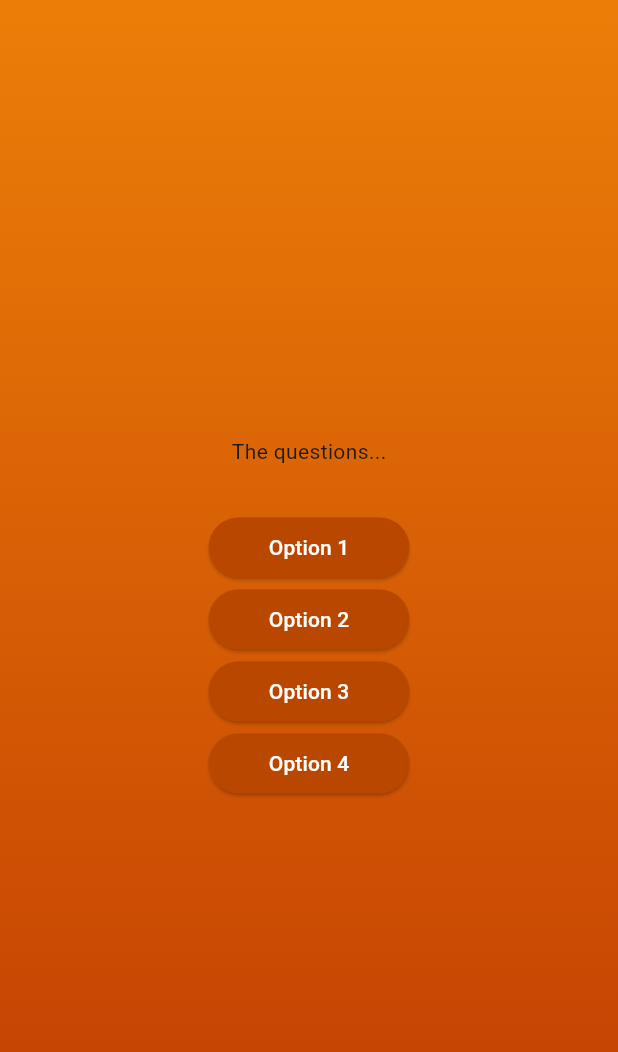
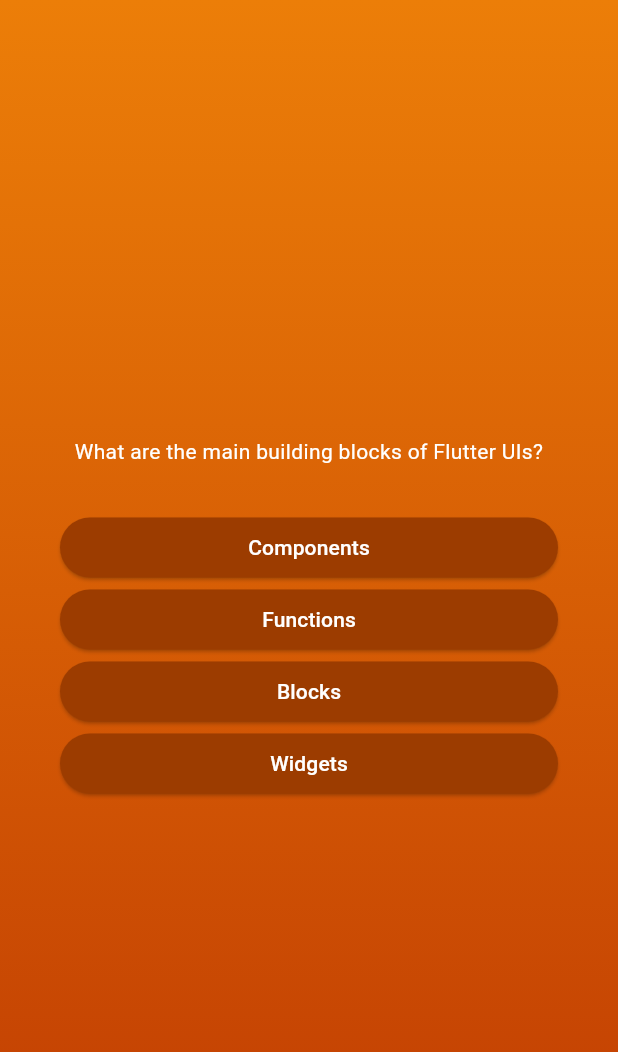
Before and after one commit to dubeyanant/quiz, a Flutter app: the screen it shows after launch, after a tap on "Start Quiz", on a phone screen of 412 x 824 dp. Shown: the top 1052 px of the screen. Run offline on Flutter 3.47's test engine with Material 3 defaults, Android fonts, the phone set to English and light mode, and no system bars.

Commit message:
feat: :sparkles: show shuffle answers

```diff
--- a/lib/answer_button.dart
+++ b/lib/answer_button.dart
@@ -12,7 +12,7 @@ class AnswerButton extends StatelessWidget {
       onPressed: onTap,
       style: ElevatedButton.styleFrom(
           padding: const EdgeInsets.symmetric(horizontal: 40, vertical: 10),
-          backgroundColor: const Color.fromARGB(255, 186, 71, 0),
+          backgroundColor: const Color.fromARGB(255, 156, 60, 0),
           foregroundColor: Colors.white),
       child: Text(answerText),
     );
--- a/lib/models/quiz_question.dart
+++ b/lib/models/quiz_question.dart
@@ -3,4 +3,10 @@ class QuizQuestion {
 
   final String text;
   final List<String> answers;
+
+  List<String> getShuffledAnswers() {
+    final shuffledList = List.of(answers);
+    shuffledList.shuffle();
+    return shuffledList;
+  }
 }
--- a/lib/questions_screen.dart
+++ b/lib/questions_screen.dart
@@ -1,6 +1,7 @@
 import 'package:flutter/material.dart';
 
 import 'package:quiz/answer_button.dart';
+import 'package:quiz/data/questions.dart';
 
 class QuestionsScreen extends StatefulWidget {
   const QuestionsScreen({super.key});
@@ -14,18 +15,27 @@ class QuestionsScreen extends StatefulWidget {
 class _QuestionsScreenState extends State<QuestionsScreen> {
   @override
   Widget build(BuildContext context) {
+    final currentQuestion = questions[0];
+
     return SizedBox(
       width: double.infinity,
-      child: Column(
-        mainAxisAlignment: MainAxisAlignment.center,
-        children: [
-          const Text("The questions..."),
-          const SizedBox(height: 30),
-          AnswerButton("Option 1", () {}),
-          AnswerButton("Option 2", () {}),
-          AnswerButton("Option 3", () {}),
-          AnswerButton("Option 4", () {}),
-        ],
+      child: Container(
+        margin: const EdgeInsets.symmetric(horizontal: 40),
+        child: Column(
+          mainAxisAlignment: MainAxisAlignment.center,
+          crossAxisAlignment: CrossAxisAlignment.stretch,
+          children: [
+            Text(
+              currentQuestion.text,
+              style: const TextStyle(color: Colors.white),
+              textAlign: TextAlign.center,
+            ),
+            const SizedBox(height: 30),
+            ...currentQuestion.getShuffledAnswers().map((answer) {
+              return AnswerButton(answer, () {});
+            })
+          ],
+        ),
       ),
     );
   }
```
